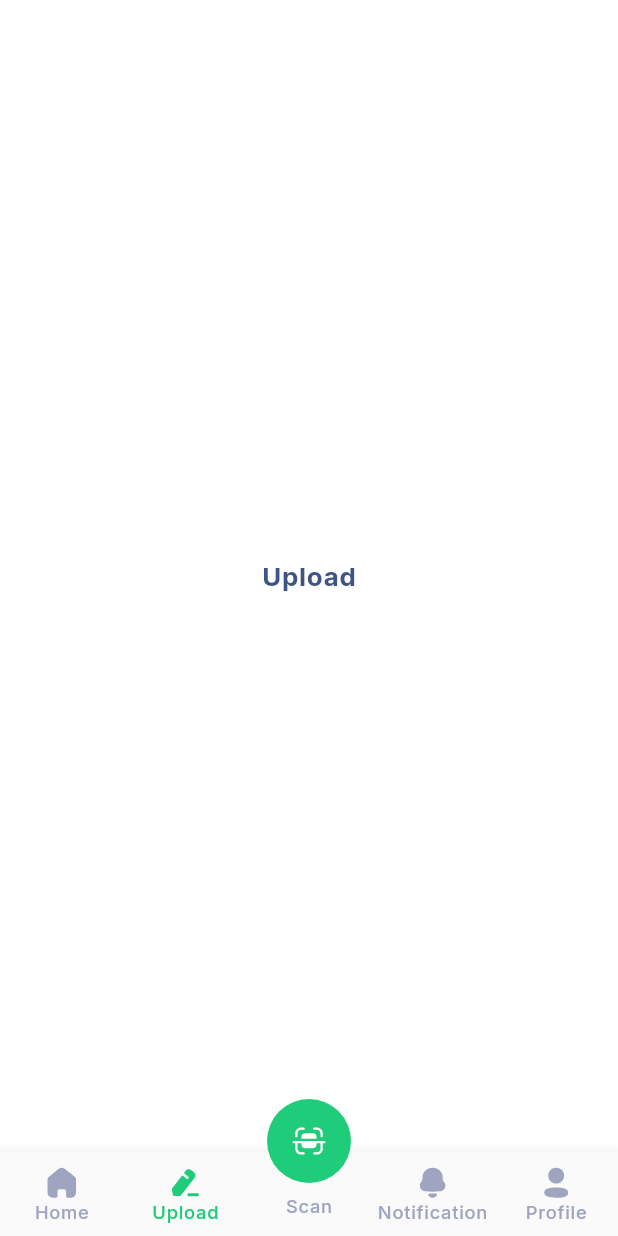
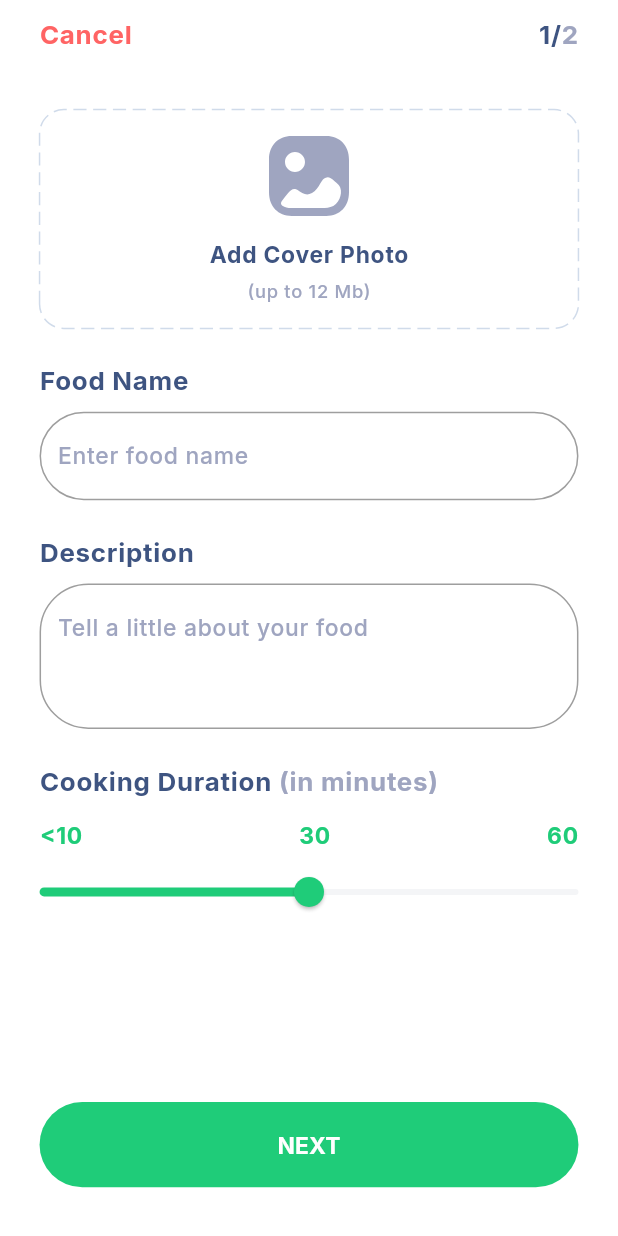
Before and after one commit to applevinc/chefio_recipe_app, a Flutter app: the BottomNavBar screen opened directly, item 2 of the bottom bar chosen, on a phone screen of 412 x 824 dp. Run offline on Flutter 3.47's test engine with Material 2 defaults, Android fonts, the phone set to English and light mode, and no system bars; drawn by our look-alikes of dotted_border; our stand-ins replace flutter_screenutil, flutter_svg, google_fonts, pin_code_fields.

Commit message:
added step one upload screen

```diff
--- a/lib/src/core/assets/icons.dart
+++ b/lib/src/core/assets/icons.dart
@@ -13,4 +13,5 @@ class AppIcons {
   static const String notification = 'assets/icons/notification.svg';
   static const String profile = 'assets/icons/profile.svg';
   static const String upload = 'assets/icons/upload.svg';
+  static const String uploadImage = 'assets/icons/upload_image.svg';
 }
--- a/lib/src/view/bottom_nav_bar/bottom_nav_bar.dart
+++ b/lib/src/view/bottom_nav_bar/bottom_nav_bar.dart
@@ -4,7 +4,7 @@ import 'package:chefio_recipe_app/src/view/home/screens/home.dart';
 import 'package:chefio_recipe_app/src/view/notification/notification.dart';
 import 'package:chefio_recipe_app/src/view/profile/profile.dart';
 import 'package:chefio_recipe_app/src/view/scan/scan.dart';
-import 'package:chefio_recipe_app/src/view/upload/upload.dart';
+import 'package:chefio_recipe_app/src/view/upload/screens/upload.dart';
 import 'package:flutter/material.dart';
 import 'package:flutter_svg/flutter_svg.dart';
 import 'package:flutter_screenutil/flutter_screenutil.dart';
@@ -38,7 +38,9 @@ class _BottomNavBarState extends State<BottomNavBar> {
     return Scaffold(
       body: _pages.elementAt(_selectedIndex),
       resizeToAvoidBottomInset: false,
-      bottomNavigationBar: BottomNavigationBar(
+      bottomNavigationBar: _selectedIndex == 1
+          ? null
+          : BottomNavigationBar(
               currentIndex: _selectedIndex,
               type: BottomNavigationBarType.fixed,
               selectedLabelStyle: Theme.of(context)
@@ -56,14 +58,16 @@ class _BottomNavBarState extends State<BottomNavBar> {
                 BottomNavigationBarItem(
                   icon: SvgPicture.asset(
                     AppIcons.home,
-              color: _selectedIndex == 0 ? AppColors.primary : AppColors.secondaryText,
+                    color:
+                        _selectedIndex == 0 ? AppColors.primary : AppColors.secondaryText,
                   ),
                   label: 'Home',
                 ),
                 BottomNavigationBarItem(
                   icon: SvgPicture.asset(
                     AppIcons.upload,
-              color: _selectedIndex == 1 ? AppColors.primary : AppColors.secondaryText,
+                    color:
+                        _selectedIndex == 1 ? AppColors.primary : AppColors.secondaryText,
                   ),
                   label: 'Upload',
                 ),
@@ -74,21 +78,25 @@ class _BottomNavBarState extends State<BottomNavBar> {
                 BottomNavigationBarItem(
                   icon: SvgPicture.asset(
                     AppIcons.notification,
-              color: _selectedIndex == 3 ? AppColors.primary : AppColors.secondaryText,
+                    color:
+                        _selectedIndex == 3 ? AppColors.primary : AppColors.secondaryText,
                   ),
                   label: 'Notification',
                 ),
                 BottomNavigationBarItem(
                   icon: SvgPicture.asset(
                     AppIcons.profile,
-              color: _selectedIndex == 4 ? AppColors.primary : AppColors.secondaryText,
+                    color:
+                        _selectedIndex == 4 ? AppColors.primary : AppColors.secondaryText,
                   ),
                   label: 'Profile',
                 ),
               ],
             ),
       floatingActionButtonLocation: FloatingActionButtonLocation.centerDocked,
-      floatingActionButton: Column(
+      floatingActionButton: _selectedIndex == 1
+          ? null
+          : Column(
               mainAxisAlignment: MainAxisAlignment.end,
               children: [
                 FloatingActionButton(
--- a/lib/src/view/search/layouts/filter_bottomsheet.dart
+++ b/lib/src/view/search/layouts/filter_bottomsheet.dart
@@ -30,7 +30,7 @@ class AddFilterView extends StatelessWidget {
           SizedBox(height: 16.h),
           const HorizontalListViewCircleTabButtons(),
           SizedBox(height: 32.h),
-          const _CookingDuration(),
+          const CookingDuration(),
           SizedBox(height: 52.h),
           const _Actions(),
         ],
@@ -39,8 +39,8 @@ class AddFilterView extends StatelessWidget {
   }
 }
 
-class _CookingDuration extends StatelessWidget {
-  const _CookingDuration({Key? key}) : super(key: key);
+class CookingDuration extends StatelessWidget {
+  const CookingDuration({Key? key}) : super(key: key);
 
   @override
   Widget build(BuildContext context) {
@@ -89,7 +89,7 @@ class _CookingDuration extends StatelessWidget {
             )
           ],
         ),
-        SizedBox(height: 24.h),
+        SizedBox(height: 5.h),
         const CookingDurationSlider(),
       ],
     );
--- /dev/null
+++ b/lib/src/view/upload/screens/steps/step_one_view.dart
@@ -0,0 +1,150 @@
+import 'package:chefio_recipe_app/src/core/assets/icons.dart';
+import 'package:chefio_recipe_app/src/core/theme/colors.dart';
+import 'package:chefio_recipe_app/src/core/widgets/custom_button.dart';
+import 'package:chefio_recipe_app/src/view/search/layouts/filter_bottomsheet.dart';
+import 'package:chefio_recipe_app/src/view/upload/screens/upload.dart';
+import 'package:dotted_border/dotted_border.dart';
+import 'package:flutter/material.dart';
+import 'package:flutter_screenutil/flutter_screenutil.dart';
+import 'package:flutter_svg/flutter_svg.dart';
+import 'package:provider/provider.dart';
+
+class StepOneView extends StatelessWidget {
+  const StepOneView({Key? key, required this.pageController}) : super(key: key);
+
+  final PageController pageController;
+
+  @override
+  Widget build(BuildContext context) {
+    var vm = context.watch<UploadPageViewController>();
+
+    return CustomScrollView(
+      physics: const BouncingScrollPhysics(),
+      slivers: [
+        SliverFillRemaining(
+          hasScrollBody: false,
+          child: Padding(
+            padding: EdgeInsets.symmetric(horizontal: 24.w, vertical: 32.h),
+            child: Column(
+              children: [
+                const _UploadImage(),
+                SizedBox(height: 24.h),
+                const _UploadFormField(
+                  label: 'Food Name',
+                  hintText: 'Enter food name',
+                ),
+                SizedBox(height: 24.h),
+                const _UploadFormField(
+                  label: 'Description',
+                  hintText: 'Tell a little about your food',
+                  maxLines: 3,
+                ),
+                SizedBox(height: 24.h),
+                const CookingDuration(),
+                const Spacer(),
+                CustomButton(
+                  label: 'NEXT',
+                  onPressed: () {
+                    pageController.jumpToPage(1);
+                    vm.setPageNo(1);
+                  },
+                ),
+              ],
+            ),
+          ),
+        )
+      ],
+    );
+  }
+}
+
+class _UploadFormField extends StatelessWidget {
+  const _UploadFormField({
+    Key? key,
+    required this.label,
+    required this.hintText,
+    this.maxLines,
+  }) : super(key: key);
+
+  final String label;
+  final String hintText;
+  final int? maxLines;
+
+  @override
+  Widget build(BuildContext context) {
+    return Column(
+      crossAxisAlignment: CrossAxisAlignment.start,
+      children: [
+        Text(
+          label,
+          style: Theme.of(context).textTheme.bodyText2,
+        ),
+        SizedBox(height: 10.h),
+        TextFormField(
+          maxLines: maxLines,
+          decoration: InputDecoration(
+            hintText: hintText,
+            hintStyle: Theme.of(context).textTheme.bodyText1,
+            border: OutlineInputBorder(
+              borderRadius: BorderRadius.circular(32.r),
+              borderSide: const BorderSide(
+                //color: AppColors.outline,
+                width: 1.0,
+                style: BorderStyle.solid,
+              ),
+            ),
+          ),
+        ),
+      ],
+    );
+  }
+}
+
+class _UploadImage extends StatelessWidget {
+  const _UploadImage({Key? key}) : super(key: key);
+
+  @override
+  Widget build(BuildContext context) {
+    return Center(
+      child: DottedBorder(
+        borderType: BorderType.RRect,
+        dashPattern: [8.w, 4.w],
+        color: AppColors.outline,
+        radius: Radius.circular(16.r),
+        padding: EdgeInsets.symmetric(vertical: 17.h),
+        child: ClipRRect(
+          borderRadius: BorderRadius.all(Radius.circular(16.r)),
+          child: Column(
+            crossAxisAlignment: CrossAxisAlignment.stretch,
+            mainAxisAlignment: MainAxisAlignment.center,
+            children: [
+              SvgPicture.asset(AppIcons.uploadImage),
+              SizedBox(height: 16.h),
+              Align(
+                alignment: Alignment.center,
+                child: Text(
+                  'Add Cover Photo',
+                  style: Theme.of(context).textTheme.bodyText1!.copyWith(
+                        color: AppColors.headlineText,
+                        fontWeight: FontWeight.w700,
+                      ),
+                ),
+              ),
+              SizedBox(height: 8.h),
+              Align(
+                alignment: Alignment.center,
+                child: Text(
+                  '(up to 12 Mb)',
+                  style: Theme.of(context).textTheme.bodyText1!.copyWith(
+                        fontSize: 12.sp,
+                        color: AppColors.secondaryText,
+                      ),
+                ),
+              ),
+            ],
+          ),
+        ),
+      ),
+    );
+  }
+}
--- /dev/null
+++ b/lib/src/view/upload/screens/steps/step_two_view.dart
@@ -0,0 +1,12 @@
+import 'package:flutter/material.dart';
+
+class StepTwoView extends StatelessWidget {
+  const StepTwoView({Key? key}) : super(key: key);
+
+  @override
+  Widget build(BuildContext context) {
+    return Center(
+      child: Text('2nd page'),
+    );
+  }
+}
--- /dev/null
+++ b/lib/src/view/upload/screens/upload.dart
@@ -0,0 +1,115 @@
+import 'package:chefio_recipe_app/src/core/theme/colors.dart';
+import 'package:chefio_recipe_app/src/view/bottom_nav_bar/bottom_nav_bar.dart';
+import 'package:chefio_recipe_app/src/view/upload/screens/steps/step_one_view.dart';
+import 'package:chefio_recipe_app/src/view/upload/screens/steps/step_two_view.dart';
+import 'package:flutter/material.dart';
+import 'package:flutter_screenutil/flutter_screenutil.dart';
+import 'package:provider/provider.dart';
+
+class UploadScreen extends StatelessWidget {
+  const UploadScreen({Key? key}) : super(key: key);
+
+  @override
+  Widget build(BuildContext context) {
+    return WillPopScope(
+      onWillPop: () {
+        Navigator.push(
+          context,
+          MaterialPageRoute(
+            builder: (_) => const BottomNavBar(),
+          ),
+        );
+
+        return Future.value(false);
+      },
+      child: ChangeNotifierProvider(
+        create: (context) => UploadPageViewController(),
+        child: Scaffold(
+          appBar: AppBar(
+            elevation: 0.0,
+            backgroundColor: Colors.white,
+            leadingWidth: 85.w,
+            toolbarHeight: 40.h,
+            leading: GestureDetector(
+              onTap: () {
+                Navigator.push(
+                  context,
+                  MaterialPageRoute(
+                    builder: (_) => const BottomNavBar(),
+                  ),
+                );
+              },
+              child: Padding(
+                padding: EdgeInsets.only(top: 12.h, left: 24.w),
+                child: Text(
+                  'Cancel',
+                  style: Theme.of(context)
+                      .textTheme
+                      .bodyText2!
+                      .copyWith(color: AppColors.secondary),
+                ),
+              ),
+            ),
+            actions: [
+              Padding(
+                padding: EdgeInsets.only(top: 12.h, right: 24.w),
+                child: Consumer<UploadPageViewController>(
+                  builder: (BuildContext context, pageViewModel, Widget? child) {
+                    return RichText(
+                      text: TextSpan(
+                        text: '1',
+                        style: Theme.of(context).textTheme.bodyText2!.copyWith(
+                            color: pageViewModel.pagNo == 0
+                                ? AppColors.headlineText
+                                : AppColors.secondaryText),
+                        children: <TextSpan>[
+                          TextSpan(
+                              text: '/', style: Theme.of(context).textTheme.bodyText2!),
+                          TextSpan(
+                            text: '2',
+                            style: Theme.of(context).textTheme.bodyText2!.copyWith(
+                                color: pageViewModel.pagNo == 1
+                                    ? AppColors.headlineText
+                                    : AppColors.secondaryText),
+                          ),
+                        ],
+                      ),
+                    );
+                  },
+                ),
+              ),
+            ],
+          ),
+          body: const _Body(),
+        ),
+      ),
+    );
+  }
+}
+
+class _Body extends StatelessWidget {
+  const _Body({Key? key}) : super(key: key);
+
+  @override
+  Widget build(BuildContext context) {
+    final PageController controller = PageController();
+    return PageView(
+      controller: controller,
+      physics: const NeverScrollableScrollPhysics(),
+      children: <Widget>[
+        StepOneView(pageController: controller),
+        const StepTwoView(),
+      ],
+    );
+  }
+}
+
+class UploadPageViewController extends ChangeNotifier {
+  int _pageNo = 0;
+  int get pagNo => _pageNo;
+
+  setPageNo(int page) {
+    _pageNo = page;
+    notifyListeners();
+  }
+}
--- a/lib/src/view/upload/upload.dart
+++ /dev/null
@@ -1,12 +0,0 @@
-import 'package:flutter/material.dart';
-
-class UploadScreen extends StatelessWidget {
-  const UploadScreen({Key? key}) : super(key: key);
-
-  @override
-  Widget build(BuildContext context) {
-    return const Center(
-      child: Text('Upload'),
-    );
-  }
-}
--- a/pubspec.yaml
+++ b/pubspec.yaml
@@ -39,6 +39,7 @@ dependencies:
   flutter_svg: ^1.0.0
   pin_code_fields: ^7.3.0
   provider: ^6.0.1
+  dotted_border: ^2.0.0+2
 
 dev_dependencies:
   flutter_test:
```
Also changed, not shown: assets/icons/camera.svg (added), assets/icons/drag_Icon.svg (added), assets/icons/upload_image.svg (added), assets/images/upload_success.png (added), pubspec.lock. Lines whose indentation alone changed are shown as unchanged.
